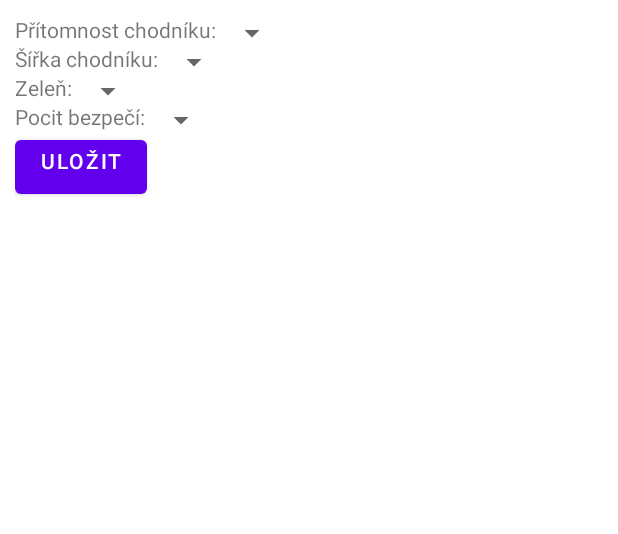
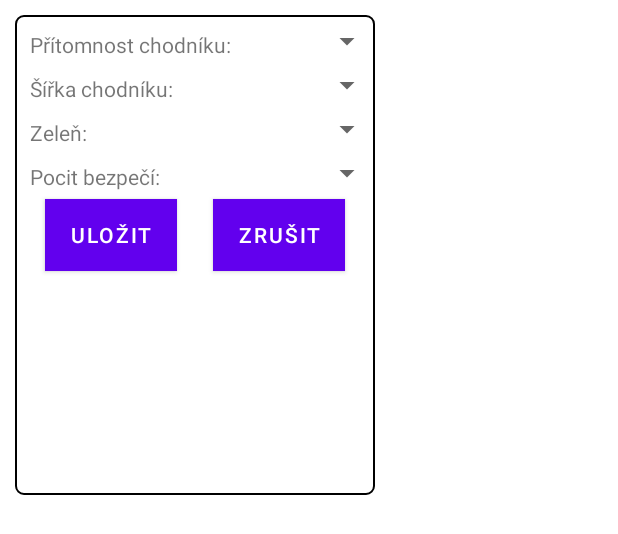
Before and after one commit to TomasKre/Diplomka, an Android app: the layout popup_input_data.xml on its own in the app's theme, with its tools: preview values and no code run, on a phone screen of 412 x 824 dp. Shown: the top 534 px of the screen. Run offline under Robolectric (Android 15) with nearby library versions, the phone set to English and light mode, and no system bars.

Commit message:
Updated popup window style, added cancel button

```diff
--- a/app/src/main/java/com/example/diplomka/MapActivity.java
+++ b/app/src/main/java/com/example/diplomka/MapActivity.java
@@ -21,7 +21,6 @@ import com.google.android.gms.maps.CameraUpdateFactory;
 import com.google.android.gms.maps.GoogleMap;
 import com.google.android.gms.maps.OnMapReadyCallback;
 import com.google.android.gms.maps.SupportMapFragment;
-import com.google.android.gms.maps.model.BitmapDescriptorFactory;
 import com.google.android.gms.maps.model.LatLng;
 import com.google.android.gms.maps.model.MarkerOptions;
 import com.example.diplomka.databinding.ActivityMapBinding;
@@ -241,13 +240,13 @@ public class MapActivity extends FragmentActivity implements OnMapReadyCallback,
         LayoutInflater inflater = (LayoutInflater) getSystemService(LAYOUT_INFLATER_SERVICE);
         View popupView = inflater.inflate(R.layout.popup_input_data, null);
 
-        Spinner spinnerSidewalk = (Spinner) popupView.findViewById(R.id.traffic_spinner);
+        Spinner spinnerSidewalk = (Spinner) popupView.findViewById(R.id.sidewalk_spinner);
         ArrayAdapter<CharSequence> adapterSidewalk = ArrayAdapter.createFromResource(this,
                 R.array.sidewalk_array, android.R.layout.simple_spinner_item);
         adapterSidewalk.setDropDownViewResource(android.R.layout.simple_spinner_dropdown_item);
         spinnerSidewalk.setAdapter(adapterSidewalk);
 
-        Spinner spinnerSidewalkWidth = (Spinner) popupView.findViewById(R.id.parking_spinner);
+        Spinner spinnerSidewalkWidth = (Spinner) popupView.findViewById(R.id.sidewalk_width_spinner);
         ArrayAdapter<CharSequence> adapterSidewalkWidth = ArrayAdapter.createFromResource(this,
                 R.array.sidewalk_width_array, android.R.layout.simple_spinner_item);
         adapterSidewalkWidth.setDropDownViewResource(android.R.layout.simple_spinner_dropdown_item);
@@ -259,7 +258,7 @@ public class MapActivity extends FragmentActivity implements OnMapReadyCallback,
         adapterGreen.setDropDownViewResource(android.R.layout.simple_spinner_dropdown_item);
         spinnerGreen.setAdapter(adapterGreen);
 
-        Spinner spinnerComfort = (Spinner) popupView.findViewById(R.id.sidewalk_spinner);
+        Spinner spinnerComfort = (Spinner) popupView.findViewById(R.id.safespace_spinner);
         ArrayAdapter<CharSequence> adapterComfort = ArrayAdapter.createFromResource(this,
                 R.array.comfort_array, android.R.layout.simple_spinner_item);
         adapterComfort.setDropDownViewResource(android.R.layout.simple_spinner_dropdown_item);
@@ -272,6 +271,7 @@ public class MapActivity extends FragmentActivity implements OnMapReadyCallback,
         final PopupWindow popupWindow = new PopupWindow(popupView, width, height);
 
         Button buttonSave = (Button) popupView.findViewById(R.id.save_button);
+        Button buttonCancel = (Button) popupView.findViewById(R.id.cancel_button);
         if (from != 0 && to != 0) {
             int finalFrom = from;
             int finalTo = to;
@@ -298,6 +298,21 @@ public class MapActivity extends FragmentActivity implements OnMapReadyCallback,
                 }
             });
         }
+
+        buttonCancel.setOnTouchListener(new View.OnTouchListener() {
+            @Override
+            public boolean onTouch(View v, MotionEvent event) {
+                switch (event.getAction()) {
+                    case MotionEvent.ACTION_CANCEL:
+                    case MotionEvent.ACTION_DOWN:
+                        break;
+                    case MotionEvent.ACTION_UP:
+                        popupWindow.dismiss();
+                        break;
+                }
+                return false;
+            }
+        });
 
         // show the popup window
         // which view you pass in doesn't matter, it is only used for the window token
--- /dev/null
+++ b/app/src/main/res/drawable/popup_background.xml
@@ -0,0 +1,14 @@
+<?xml version="1.0" encoding="utf-8"?>
+<shape xmlns:android="http://schemas.android.com/apk/res/android"
+    android:shape="rectangle">
+
+    <stroke android:width="1dp"
+        android:color="@color/black"/>
+
+    <corners android:bottomLeftRadius="5dp"
+        android:topLeftRadius="5dp"
+        android:bottomRightRadius="5dp"
+        android:topRightRadius="5dp" />
+
+    <solid android:color="@color/white"/>
+</shape>
--- a/app/src/main/res/layout/popup_input_data.xml
+++ b/app/src/main/res/layout/popup_input_data.xml
@@ -3,69 +3,102 @@
     xmlns:android="http://schemas.android.com/apk/res/android"
     android:layout_width="240dp"
     android:layout_height="320dp"
-    android:background="@color/white"
+    android:background="@drawable/popup_background"
     android:layout_margin="10dp">
 
     <TextView
-        android:id="@+id/traffic_text"
+        android:id="@+id/sidewalk_text"
         android:layout_width="wrap_content"
         android:layout_height="wrap_content"
-        android:text="Přítomnost chodníku:" />
+        android:text="Přítomnost chodníku:"
+        android:layout_marginTop="10dp"
+        android:layout_marginLeft="10dp"/>
 
     <Spinner
-        android:id="@+id/traffic_spinner"
+        android:id="@+id/sidewalk_spinner"
         android:layout_width="wrap_content"
         android:layout_height="wrap_content"
-        android:layout_toRightOf="@+id/traffic_text" />
+        android:layout_alignParentRight="true"
+        android:layout_alignBottom="@+id/sidewalk_text"
+        android:textAlignment="textEnd"
+        android:layout_marginRight="-5dp"/>
 
     <TextView
-        android:id="@+id/parking_text"
+        android:id="@+id/sidewalk_width_text"
         android:layout_width="wrap_content"
         android:layout_height="wrap_content"
         android:text="Šířka chodníku:"
-        android:layout_below="@+id/traffic_text"/>
+        android:layout_below="@+id/sidewalk_text"
+        android:layout_marginTop="10dp"
+        android:layout_marginLeft="10dp"/>
 
     <Spinner
-        android:id="@+id/parking_spinner"
+        android:id="@+id/sidewalk_width_spinner"
         android:layout_width="wrap_content"
         android:layout_height="wrap_content"
-        android:layout_toRightOf="@+id/parking_text"
-        android:layout_below="@+id/traffic_text"/>
+        android:layout_alignParentRight="true"
+        android:layout_alignBottom="@+id/sidewalk_width_text"
+        android:textAlignment="textEnd"
+        android:layout_marginRight="-5dp"/>
 
     <TextView
         android:id="@+id/green_text"
         android:layout_width="wrap_content"
         android:layout_height="wrap_content"
         android:text="Zeleň:"
-        android:layout_below="@+id/parking_text"/>
+        android:layout_below="@+id/sidewalk_width_text"
+        android:layout_marginTop="10dp"
+        android:layout_marginLeft="10dp"/>
 
     <Spinner
         android:id="@+id/green_spinner"
         android:layout_width="wrap_content"
         android:layout_height="wrap_content"
-        android:layout_toRightOf="@+id/green_text"
-        android:layout_below="@+id/parking_text"/>
+        android:layout_alignParentRight="true"
+        android:layout_alignBottom="@+id/green_text"
+        android:textAlignment="textEnd"
+        android:layout_marginRight="-5dp"/>
 
     <TextView
-        android:id="@+id/sidewalk_text"
+        android:id="@+id/safespace_text"
         android:layout_width="wrap_content"
         android:layout_height="wrap_content"
         android:text="Pocit bezpečí:"
-        android:layout_below="@+id/green_text"/>
+        android:layout_below="@+id/green_text"
+        android:layout_marginTop="10dp"
+        android:layout_marginLeft="10dp"/>
 
     <Spinner
-        android:id="@+id/sidewalk_spinner"
+        android:id="@+id/safespace_spinner"
         android:layout_width="wrap_content"
         android:layout_height="wrap_content"
-        android:layout_toRightOf="@+id/sidewalk_text"
-        android:layout_below="@+id/green_text"/>
+        android:layout_alignParentRight="true"
+        android:layout_alignBottom="@+id/safespace_text"
+        android:textAlignment="textEnd"
+        android:layout_marginRight="-5dp"/>
 
     <Button
         android:id="@+id/save_button"
         android:layout_width="wrap_content"
         android:layout_height="wrap_content"
         android:text="Uložit"
-        android:gravity="center_horizontal"
-        android:layout_below="@+id/sidewalk_text"/>
+        android:layout_below="@+id/safespace_text"
+        android:layout_alignParentLeft="true"
+        android:layout_marginTop="5dp"
+        android:layout_marginBottom="5dp"
+        android:layout_marginLeft="20dp"
+        android:background="@color/accepted"/>
+
+    <Button
+        android:id="@+id/cancel_button"
+        android:layout_width="wrap_content"
+        android:layout_height="wrap_content"
+        android:text="Zrušit"
+        android:layout_below="@+id/safespace_text"
+        android:layout_alignParentRight="true"
+        android:layout_marginTop="5dp"
+        android:layout_marginBottom="5dp"
+        android:layout_marginRight="20dp"
+        android:background="@color/denied"/>
 
 </RelativeLayout>
```
